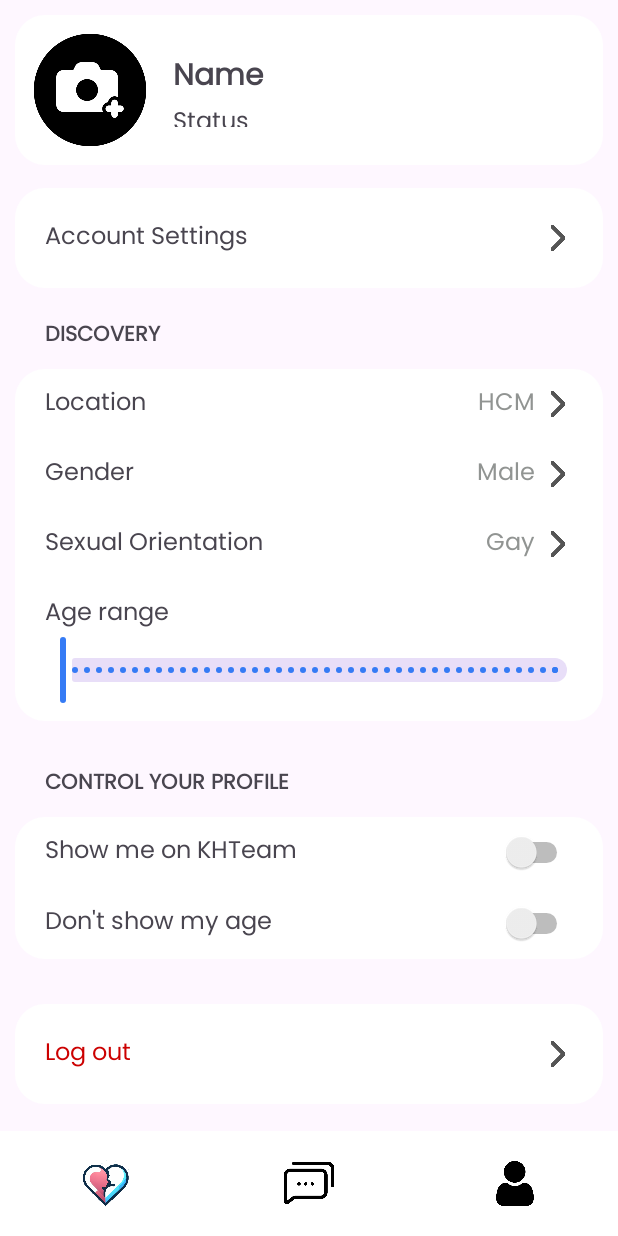
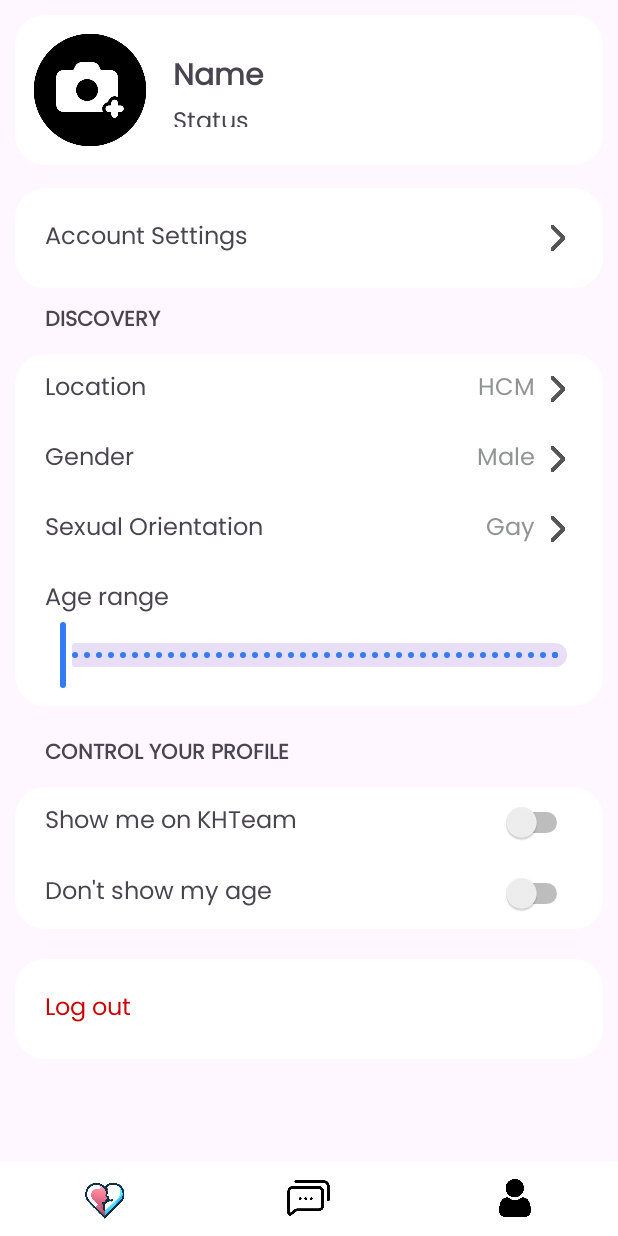
Before and after one commit to cngpc43/Android-Dating-App, an Android app: the layout activity_setting.xml on its own in the app's theme, with its tools: preview values and no code run, on a phone screen of 412 x 824 dp. Run offline under Robolectric (Android 15) with nearby library versions, the light colour scheme and no system bars.

Commit message:
util-fix: refactor code after merging and fix user setting UI bug

```diff
--- a/app/src/main/java/com/example/mymessengerapp/chat_home_page.java
+++ b/app/src/main/java/com/example/mymessengerapp/chat_home_page.java
@@ -32,7 +32,7 @@ public class chat_home_page extends AppCompatActivity {
     @Override
     protected void onCreate(Bundle savedInstanceState) {
         super.onCreate(savedInstanceState);
-        EdgeToEdge.enable(this);
+//        EdgeToEdge.enable(this);
         setContentView(R.layout.activity_chat_home_page);
         if(getSupportActionBar()!=null){
             getSupportActionBar().hide();
@@ -63,6 +63,10 @@ public class chat_home_page extends AppCompatActivity {
             }
         });
         ImageView home = findViewById(R.id.home);
+        home.setOnClickListener(v -> {
+            Intent intent = new Intent(chat_home_page.this, MainActivity.class);
+            startActivity(intent);
+        });
         message = findViewById(R.id.message);
         home.setOnClickListener(v -> {
             Intent intent = new Intent(chat_home_page.this, MainActivity.class);
--- a/app/src/main/res/layout/activity_setting.xml
+++ b/app/src/main/res/layout/activity_setting.xml
@@ -16,6 +16,11 @@
     <!--        app:layout_constraintTop_toTopOf="parent"-->
     <!--        app:layout_constraintVertical_bias="0.649"-->
     <!--        app:srcCompat="@drawable/photocamera" />-->
+    <ScrollView
+        android:layout_width="match_parent"
+        android:layout_height="0dp"
+        app:layout_constraintTop_toTopOf="parent"
+        app:layout_constraintBottom_toTopOf="@id/bottomBar">
         <LinearLayout
             android:layout_width="match_parent"
             android:layout_height="match_parent"
@@ -110,7 +115,7 @@
                 android:text="DISCOVERY"
                 android:textStyle="bold"
                 android:paddingLeft="20dp"
-            android:paddingTop="20dp"
+                android:paddingTop="10dp"
                 app:layout_constraintTop_toBottomOf="@id/accountsetting"
                 app:layout_constraintLeft_toLeftOf="parent" />
 
@@ -291,7 +296,7 @@
                 android:text="CONTROL YOUR PROFILE"
                 android:textStyle="bold"
                 android:paddingLeft="20dp"
-            android:paddingTop="20dp"
+                android:paddingTop="10dp"
                 app:layout_constraintTop_toBottomOf="@id/discovery_category"
                 app:layout_constraintLeft_toLeftOf="parent" />
 
@@ -373,7 +378,7 @@
                     android:orientation="horizontal"
                     android:padding="10dp"
                     app:layout_constraintTop_toBottomOf="@id/accountsetting"
-            android:layout_marginTop="30dp"
+                    android:layout_marginTop="20dp"
                     >
                     <LinearLayout
                         android:id="@+id/logout"
@@ -392,15 +397,13 @@
                             android:textColor="@android:color/holo_red_dark"
                             android:textSize="16sp" />
 
-                <ImageView
-                    android:layout_width="20dp"
-                    android:layout_height="20dp"
-                    android:src="@drawable/ic_chevron_right_grey" />
+
                     </LinearLayout>
 
                 </LinearLayout>
             </LinearLayout>
         </LinearLayout>
+    </ScrollView>
 
     <include layout="@layout/navigation_bar" />
 </androidx.constraintlayout.widget.ConstraintLayout>
--- a/app/src/main/res/layout/navigation_bar.xml
+++ b/app/src/main/res/layout/navigation_bar.xml
@@ -9,22 +9,31 @@
     android:background="@color/white"
     app:layout_constraintBottom_toBottomOf="parent"
     >
+
+    <FrameLayout
+        android:layout_width="0dp"
+        android:layout_height="@dimen/_50sdp"
+        android:layout_weight="1"
+        >
+
         <ImageView
             android:id="@+id/home"
-            android:layout_width="0dp"
-            android:layout_height="@dimen/_70sdp"
-            android:src="@drawable/logo_dating"
-            android:layout_weight="1"
-            />
+            android:layout_width="@dimen/_70sdp"
+            android:layout_height="@dimen/_60sdp"
+            android:layout_gravity="center|center_vertical"
+            android:src="@drawable/logo_dating" />
+    </FrameLayout>
+
     <FrameLayout
         android:id="@+id/message"
         android:layout_width="0dp"
-        android:layout_height="@dimen/_70sdp"
+        android:layout_height="@dimen/_50sdp"
         android:layout_weight="1">
+
         <ImageView
-            android:layout_width="wrap_content"
-            android:layout_height="36dp"
-            android:layout_gravity="end|center_vertical"
+            android:layout_width="30dp"
+            android:layout_height="33dp"
+            android:layout_gravity="center|center_vertical"
             android:src="@drawable/message_icon"
             />
     </FrameLayout>
@@ -32,14 +41,13 @@
     <FrameLayout
         android:id="@+id/user"
         android:layout_width="0dp"
-         android:layout_height="@dimen/_70sdp"
+        android:layout_height="@dimen/_50sdp"
         android:layout_weight="1">
 
         <ImageView
-
-             android:layout_width="wrap_content"
-             android:layout_height="@dimen/_30sdp"
-             android:layout_gravity="center"
+            android:layout_width="@dimen/_28sdp"
+            android:layout_height="@dimen/_25sdp"
+            android:layout_gravity="center|center_vertical"
             android:src="@drawable/user_icon" />
     </FrameLayout>
 </LinearLayout>
```
Lines whose indentation alone changed are shown as unchanged.
